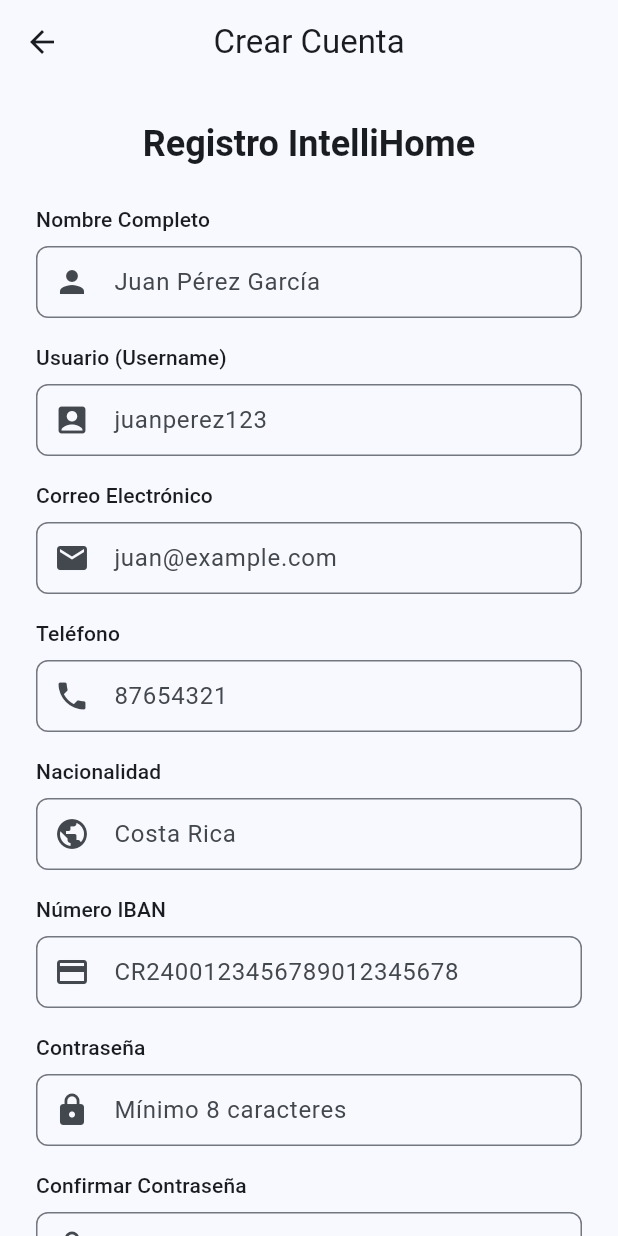
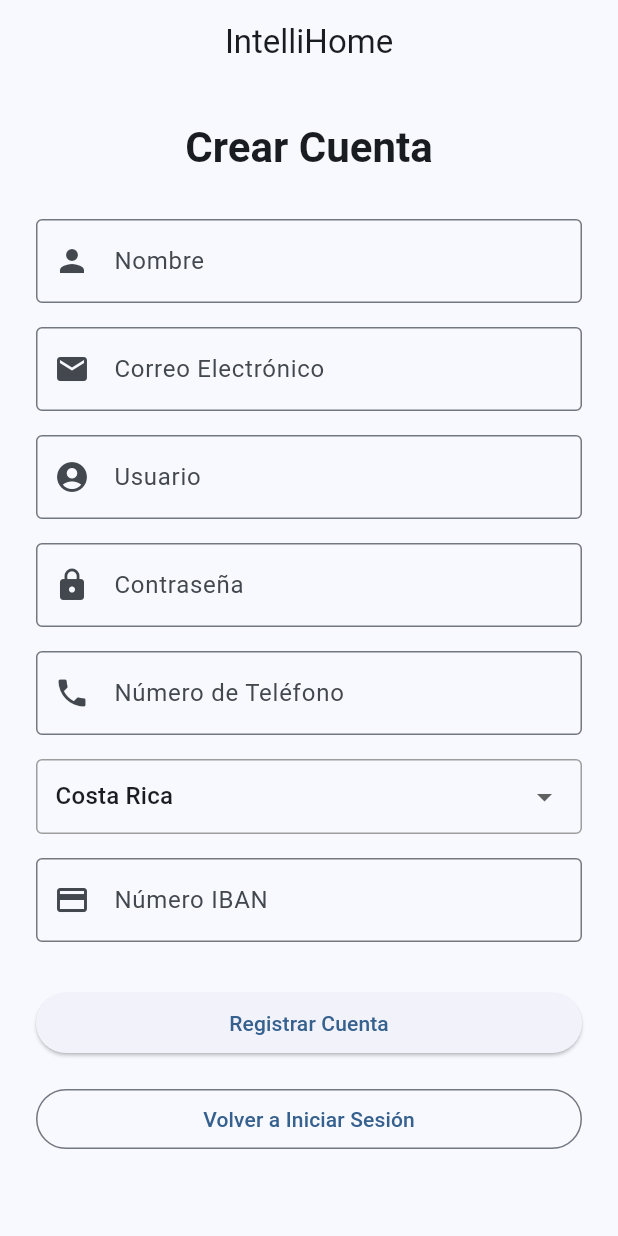
Before and after one commit to Rodiver-Baltodano/Proyect_IntelliHome, a Flutter app: the RegisterScreen screen opened directly, on a phone screen of 412 x 824 dp. Run offline on Flutter 3.47's test engine with Material 3 defaults, Android fonts, the phone set to English and light mode, and no system bars; our stand-ins replace flutter_colorpicker; accounts and stored records are empty.

Commit message:
Se crea la vista regiter
- Vista register se puede acceder al darle el boton registrarse.
- Los campos de registro estan habilitados y al presionar el boton se imprimen en consola
- Proximo paso integracion de logica con UI

```diff
--- a/intellihome/lib/main.dart
+++ b/intellihome/lib/main.dart
@@ -1,5 +1,6 @@
 import 'package:flutter/material.dart';
 import 'package:intellihome/screens/auth/login_screen.dart';
+import 'package:intellihome/screens/auth/register_screen.dart';
 
 void main() {
   runApp(const MainApp());
@@ -17,6 +18,10 @@
         useMaterial3: true,
       ),
       home: const LoginScreen(),
+      routes: {
+        '/login': (context) => const LoginScreen(),
+        '/register': (context) => const RegisterScreen(),
+      },
     );
   }
 }
--- a/intellihome/lib/screens/auth/register_screen.dart
+++ b/intellihome/lib/screens/auth/register_screen.dart
@@ -1,10 +1,4 @@
 import 'package:flutter/material.dart';
-import 'package:intellihome/modules/autenticacion/services/registro_service.dart';
-import 'package:intellihome/modules/autenticacion/repositories/usuario_repository.dart';
-import 'package:intellihome/widgets/custom_input_field.dart';
-import 'package:intellihome/widgets/custom_button.dart';
-import 'package:path/path.dart' as p;
-import 'package:path_provider/path_provider.dart';
 
 class RegisterScreen extends StatefulWidget {
   const RegisterScreen({Key? key}) : super(key: key);
@@ -15,351 +9,198 @@
 
 class _RegisterScreenState extends State<RegisterScreen> {
   final _nombreController = TextEditingController();
+  final _correoController = TextEditingController();
   final _usernameController = TextEditingController();
-  final _correoController = TextEditingController();
+  final _contrasenaController = TextEditingController();
   final _telefonoController = TextEditingController();
-  final _contrasenaController = TextEditingController();
-  final _confirmContrasenaController = TextEditingController();
-  final _nacionalidadController = TextEditingController();
   final _ibanController = TextEditingController();
 
-  final _formKey = GlobalKey<FormState>();
-  bool _aceptaTerminos = false;
-  bool _isLoading = false;
-  String? _errorMessage;
+  String _nacionalidadSeleccionada = 'Costa Rica';
 
-  late RegistroServicio _registroServicio;
-  bool _initialized = false;
-
-  @override
-  void didChangeDependencies() {
-    super.didChangeDependencies();
-    if (!_initialized) {
-      _initializeServices();
-      _initialized = true;
-    }
-  }
-
-  void _initializeServices() async {
-    final appDir = await getApplicationDocumentsDirectory();
-    final rutaJson = p.join(appDir.path, 'usuarios_integrado.json');
-    final repositorio = UsuarioRepositorioJson(rutaArchivo: rutaJson);
-    _registroServicio = RegistroServicio(repositorio: repositorio);
-  }
+  final List<String> _nacionalidades = [
+    'Costa Rica',
+    'El Salvador',
+    'Guatemala',
+    'Honduras',
+    'Nicaragua',
+    'Panamá',
+    'Belice',
+    'México',
+    'Colombia',
+    'España',
+    'Argentina',
+    'Chile',
+    'Perú',
+    'Otro',
+  ];
 
   @override
   void dispose() {
     _nombreController.dispose();
+    _correoController.dispose();
     _usernameController.dispose();
-    _correoController.dispose();
+    _contrasenaController.dispose();
     _telefonoController.dispose();
-    _contrasenaController.dispose();
-    _confirmContrasenaController.dispose();
-    _nacionalidadController.dispose();
     _ibanController.dispose();
     super.dispose();
   }
 
-  Future<void> _handleRegister() async {
-    if (!_formKey.currentState!.validate()) {
-      return;
-    }
+  void _handleRegister() {
+    print('=== Registro de Usuario ===');
+    print('Nombre: ${_nombreController.text}');
+    print('Correo Electrónico: ${_correoController.text}');
+    print('Usuario: ${_usernameController.text}');
+    print('Contraseña: ${_contrasenaController.text}');
+    print('Teléfono: ${_telefonoController.text}');
+    print('Nacionalidad: $_nacionalidadSeleccionada');
+    print('IBAN: ${_ibanController.text}');
+    print('==========================');
 
-    if (!_aceptaTerminos) {
     ScaffoldMessenger.of(context).showSnackBar(
       const SnackBar(
-          content: Text('Debes aceptar los términos y condiciones'),
-          backgroundColor: Colors.orange,
-        ),
-      );
-      return;
-    }
-
-    if (_contrasenaController.text != _confirmContrasenaController.text) {
-      setState(() {
-        _errorMessage = 'Las contraseñas no coinciden';
-      });
-      return;
-    }
-
-    setState(() {
-      _isLoading = true;
-      _errorMessage = null;
-    });
-
-    try {
-      final resultado = await _registroServicio.registrarUsuario(
-        nombreApellidos: _nombreController.text.trim(),
-        username: _usernameController.text.trim(),
-        correo: _correoController.text.trim(),
-        telefono: _telefonoController.text.trim(),
-        contrasena: _contrasenaController.text,
-        nacionalidad: _nacionalidadController.text.trim(),
-        numeroIBAN: _ibanController.text.trim(),
-        fotoPerfil: 'https://via.placeholder.com/150',
-        aceptaTerminos: _aceptaTerminos,
-      );
-
-      if (resultado.exito) {
-        // Registro exitoso
-        if (mounted) {
-          ScaffoldMessenger.of(context).showSnackBar(
-            SnackBar(
-              content: Text('¡Bienvenido ${resultado.usuario?.username}!'),
+        content: Text('Formulario de registro completado'),
         backgroundColor: Colors.green,
       ),
     );
-          // TODO: Navigate to home screen or login
-          // Navigator.of(context).pushReplacementNamed('/home');
-        }
-      } else {
-        setState(() {
-          _errorMessage = resultado.errores.values.join(', ');
-        });
-      }
-    } catch (e) {
-      setState(() {
-        _errorMessage = 'Error: ${e.toString()}';
-      });
-    } finally {
-      if (mounted) {
-        setState(() {
-          _isLoading = false;
-        });
-      }
-    }
   }
 
   @override
   Widget build(BuildContext context) {
     return Scaffold(
       appBar: AppBar(
-        title: const Text('Crear Cuenta'),
+        title: const Text('IntelliHome'),
         centerTitle: true,
-        elevation: 0,
       ),
-      body: SingleChildScrollView(
-        padding: const EdgeInsets.all(24),
-        child: Form(
-          key: _formKey,
+      body: Padding(
+        padding: const EdgeInsets.all(24.0),
+        child: SingleChildScrollView(
           child: Column(
-            crossAxisAlignment: CrossAxisAlignment.start,
+            mainAxisAlignment: MainAxisAlignment.center,
+            crossAxisAlignment: CrossAxisAlignment.stretch,
             children: [
               // Título
-              Center(
-                child: Text(
-                  'Registro IntelliHome',
-                  style: Theme.of(context).textTheme.headlineSmall?.copyWith(
+              Text(
+                'Crear Cuenta',
+                style: Theme.of(context).textTheme.headlineMedium?.copyWith(
                       fontWeight: FontWeight.bold,
+                    ),
+                textAlign: TextAlign.center,
+              ),
+              const SizedBox(height: 30),
+
+              // Campo de nombre
+              TextField(
+                controller: _nombreController,
+                decoration: const InputDecoration(
+                  labelText: 'Nombre',
+                  border: OutlineInputBorder(),
+                  prefixIcon: Icon(Icons.person),
+                ),
+              ),
+              const SizedBox(height: 16),
+
+              // Campo de correo
+              TextField(
+                controller: _correoController,
+                decoration: const InputDecoration(
+                  labelText: 'Correo Electrónico',
+                  border: OutlineInputBorder(),
+                  prefixIcon: Icon(Icons.email),
+                ),
+                keyboardType: TextInputType.emailAddress,
+              ),
+              const SizedBox(height: 16),
+
+              // Campo de usuario
+              TextField(
+                controller: _usernameController,
+                decoration: const InputDecoration(
+                  labelText: 'Usuario',
+                  border: OutlineInputBorder(),
+                  prefixIcon: Icon(Icons.account_circle),
+                ),
+              ),
+              const SizedBox(height: 16),
+
+              // Campo de contraseña
+              TextField(
+                controller: _contrasenaController,
+                obscureText: true,
+                decoration: const InputDecoration(
+                  labelText: 'Contraseña',
+                  border: OutlineInputBorder(),
+                  prefixIcon: Icon(Icons.lock),
+                ),
+              ),
+              const SizedBox(height: 16),
+
+              // Campo de teléfono
+              TextField(
+                controller: _telefonoController,
+                decoration: const InputDecoration(
+                  labelText: 'Número de Teléfono',
+                  border: OutlineInputBorder(),
+                  prefixIcon: Icon(Icons.phone),
+                ),
+                keyboardType: TextInputType.phone,
+              ),
+              const SizedBox(height: 16),
+
+              // Dropdown de nacionalidad
+              Container(
+                padding: const EdgeInsets.symmetric(horizontal: 12),
+                decoration: BoxDecoration(
+                  border: Border.all(color: Colors.grey),
+                  borderRadius: BorderRadius.circular(4),
+                ),
+                child: DropdownButtonHideUnderline(
+                  child: DropdownButton<String>(
+                    isExpanded: true,
+                    value: _nacionalidadSeleccionada,
+                    items: _nacionalidades
+                        .map((String nacionalidad) {
+                          return DropdownMenuItem<String>(
+                            value: nacionalidad,
+                            child: Text(nacionalidad),
+                          );
+                        })
+                        .toList(),
+                    onChanged: (String? newValue) {
+                      if (newValue != null) {
+                        setState(() {
+                          _nacionalidadSeleccionada = newValue;
+                        });
+                      }
+                    },
                   ),
                 ),
               ),
-              const SizedBox(height: 24),
+              const SizedBox(height: 16),
 
-              // Nombre completo
-              CustomInputField(
-                label: 'Nombre Completo',
-                hint: 'Juan Pérez García',
-                controller: _nombreController,
-                prefixIcon: const Icon(Icons.person),
-                validator: (value) {
-                  if (value == null || value.isEmpty) {
-                    return 'Nombre requerido';
-                  }
-                  if (value.split(' ').length < 2) {
-                    return 'Ingresa tu nombre completo';
-                  }
-                  return null;
-                },
-              ),
-
-              // Username
-              CustomInputField(
-                label: 'Usuario (Username)',
-                hint: 'juanperez123',
-                controller: _usernameController,
-                prefixIcon: const Icon(Icons.account_box),
-                validator: (value) {
-                  if (value == null || value.isEmpty) {
-                    return 'Usuario requerido';
-                  }
-                  if (value.length < 5) {
-                    return 'Mínimo 5 caracteres';
-                  }
-                  return null;
-                },
-              ),
-
-              // Email
-              CustomInputField(
-                label: 'Correo Electrónico',
-                hint: 'juan@example.com',
-                controller: _correoController,
-                keyboardType: TextInputType.emailAddress,
-                prefixIcon: const Icon(Icons.email),
-                validator: (value) {
-                  if (value == null || value.isEmpty) {
-                    return 'Email requerido';
-                  }
-                  if (!value.contains('@')) {
-                    return 'Email inválido';
-                  }
-                  return null;
-                },
-              ),
-
-              // Teléfono
-              CustomInputField(
-                label: 'Teléfono',
-                hint: '87654321',
-                controller: _telefonoController,
-                keyboardType: TextInputType.phone,
-                prefixIcon: const Icon(Icons.phone),
-                validator: (value) {
-                  if (value == null || value.isEmpty) {
-                    return 'Teléfono requerido';
-                  }
-                  if (value.length < 7) {
-                    return 'Teléfono inválido';
-                  }
-                  return null;
-                },
-              ),
-
-              // Nacionalidad
-              CustomInputField(
-                label: 'Nacionalidad',
-                hint: 'Costa Rica',
-                controller: _nacionalidadController,
-                prefixIcon: const Icon(Icons.public),
-                validator: (value) {
-                  if (value == null || value.isEmpty) {
-                    return 'Nacionalidad requerida';
-                  }
-                  return null;
-                },
-              ),
-
-              // IBAN
-              CustomInputField(
-                label: 'Número IBAN',
-                hint: 'CR2400123456789012345678',
+              // Campo de IBAN
+              TextField(
                 controller: _ibanController,
-                prefixIcon: const Icon(Icons.credit_card),
-                validator: (value) {
-                  if (value == null || value.isEmpty) {
-                    return 'IBAN requerido';
-                  }
-                  if (value.length < 20) {
-                    return 'IBAN inválido';
-                  }
-                  return null;
-                },
-              ),
-
-              // Contraseña
-              CustomInputField(
-                label: 'Contraseña',
-                hint: 'Mínimo 8 caracteres',
-                controller: _contrasenaController,
-                obscureText: true,
-                prefixIcon: const Icon(Icons.lock),
-                validator: (value) {
-                  if (value == null || value.isEmpty) {
-                    return 'Contraseña requerida';
-                  }
-                  if (value.length < 8) {
-                    return 'Mínimo 8 caracteres';
-                  }
-                  return null;
-                },
-              ),
-
-              // Confirmar contraseña
-              CustomInputField(
-                label: 'Confirmar Contraseña',
-                hint: 'Repite tu contraseña',
-                controller: _confirmContrasenaController,
-                obscureText: true,
-                prefixIcon: const Icon(Icons.lock_outline),
-                validator: (value) {
-                  if (value == null || value.isEmpty) {
-                    return 'Confirmación requerida';
-                  }
-                  return null;
-                },
-              ),
-
-              // Checkbox de términos
-              Row(
-                children: [
-                  Checkbox(
-                    value: _aceptaTerminos,
-                    onChanged: (value) {
-                      setState(() {
-                        _aceptaTerminos = value ?? false;
-                      });
-                    },
-                  ),
-                  Expanded(
-                    child: Text(
-                      'Acepto los términos y condiciones',
-                      style: Theme.of(context).textTheme.bodySmall,
+                decoration: const InputDecoration(
+                  labelText: 'Número IBAN',
+                  border: OutlineInputBorder(),
+                  prefixIcon: Icon(Icons.credit_card),
                 ),
               ),
-                ],
+              const SizedBox(height: 30),
+
+              // Botón de registrar
+              ElevatedButton(
+                onPressed: _handleRegister,
+                child: const Text('Registrar Cuenta'),
               ),
               const SizedBox(height: 16),
 
-              // Mensaje de error
-              if (_errorMessage != null)
-                Container(
-                  padding: const EdgeInsets.all(12),
-                  decoration: BoxDecoration(
-                    color: Colors.red.shade100,
-                    borderRadius: BorderRadius.circular(8),
-                    border: Border.all(color: Colors.red.shade300),
-                  ),
-                  child: Text(
-                    _errorMessage!,
-                    style: TextStyle(color: Colors.red.shade700),
-                  ),
-                ),
-              if (_errorMessage != null) const SizedBox(height: 16),
-
-              // Botón de registro
-              CustomButton(
-                label: 'Crear Cuenta',
-                isLoading: _isLoading,
-                onPressed: _handleRegister,
-              ),
-
-              const SizedBox(height: 16),
-
-              // Enlace a login
-              Center(
-                child: Row(
-                  mainAxisAlignment: MainAxisAlignment.center,
-                  children: [
-                    Text(
-                      '¿Ya tienes cuenta? ',
-                      style: Theme.of(context).textTheme.bodyMedium,
-                    ),
-                    GestureDetector(
-                      onTap: () {
-                        // TODO: Navigate back to login
-                        // Navigator.of(context).pop();
+              // Botón volver a login
+              OutlinedButton(
+                onPressed: () {
+                  Navigator.pop(context);
                 },
-                      child: Text(
-                        'Inicia sesión',
-                        style: Theme.of(context).textTheme.bodyMedium?.copyWith(
-                              color: Theme.of(context).primaryColor,
-                              fontWeight: FontWeight.bold,
-                            ),
-                      ),
-                    ),
-                  ],
-                ),
+                child: const Text('Volver a Iniciar Sesión'),
               ),
             ],
           ),
```
Also changed, not shown: intellihome/lib/screens/auth/login_screen.dart (+19 -10 lines). Lines whose indentation alone changed are shown as unchanged.
